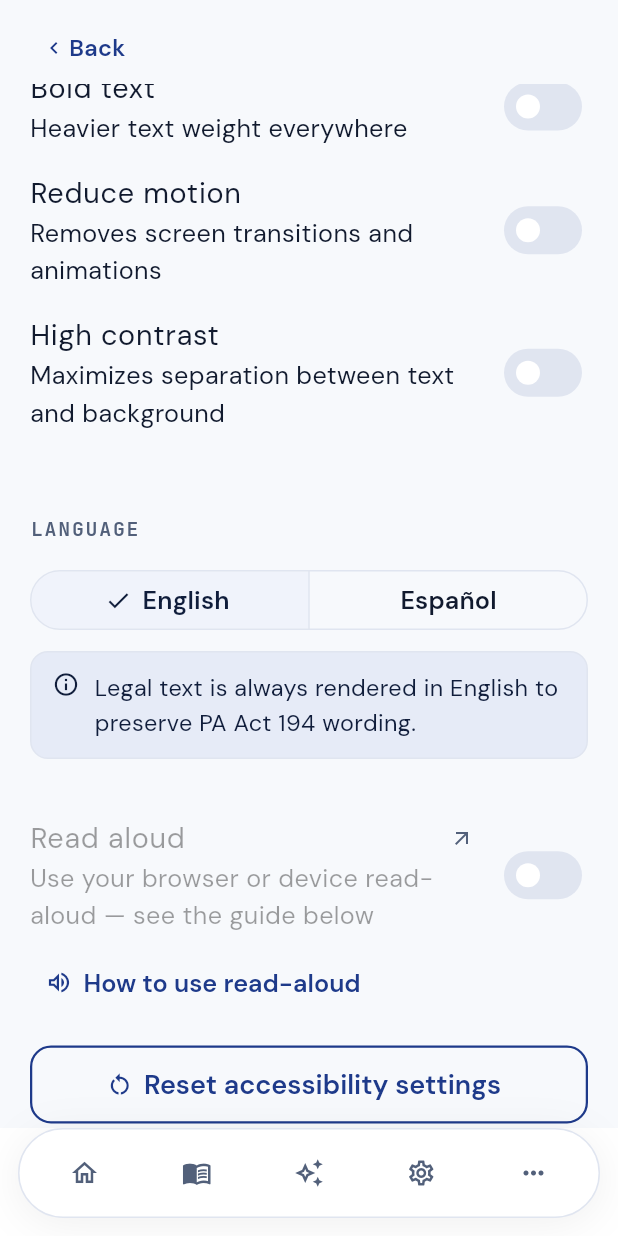
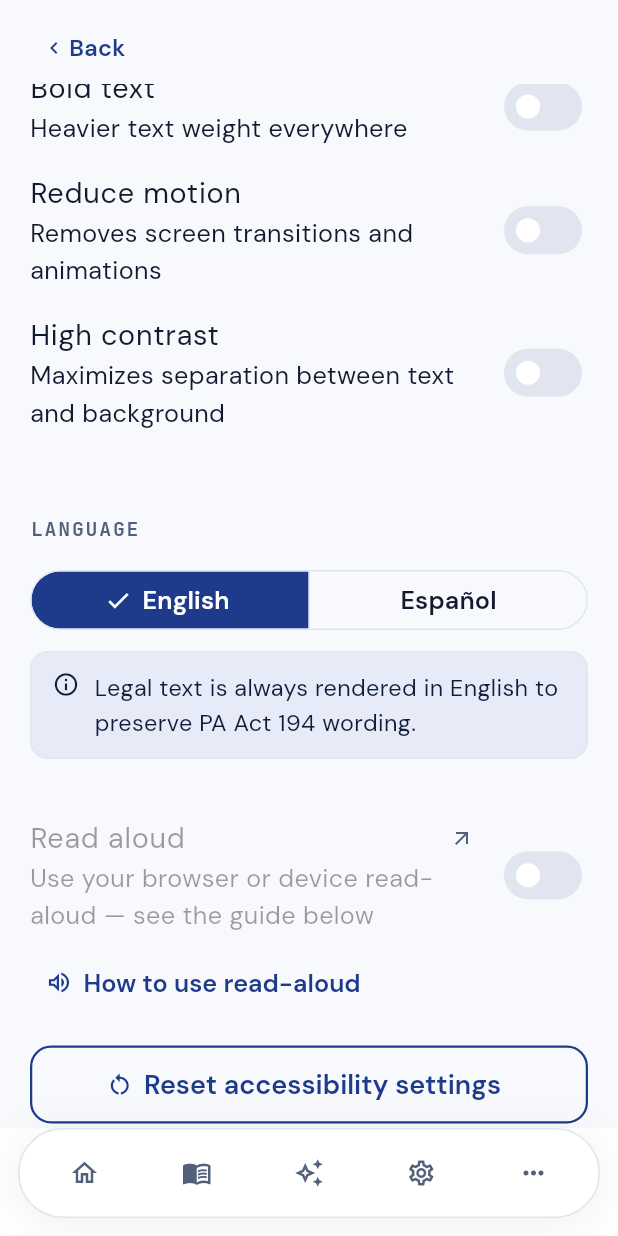
Before and after one commit to Onica5000/MHAD, a Flutter app: the AccessibilitySettingsScreen screen opened by its route, scrolled down 576 dp, on a phone screen of 412 x 824 dp. Run offline on Flutter 3.47's test engine with Material 3 defaults, Android fonts, the phone set to English and light mode, and no system bars; our stand-ins replace cross_file, drift, file_picker, flutter_contacts, flutter_local_notifications, flutter_riverpod and 13 more; missing offline and left inert: dart:js_interop, desktop_drop, encrypt, record, safe_device, sqlcipher_flutter_libs and 1 more; accounts and stored records are empty; generated files the repository leaves out were written again.

Commit message:
feat(l10n): English/Español switch on the first-launch welcome screen
The language toggle now sits at the top of the disclaimer gate, beside
"Before you begin", so a Spanish reader can switch before reading anything
else. It is one shared LanguageToggle widget bound to the same setting as
Accessibility → Language (which keeps its toggle), so the two always agree.

- Endonym labels ("English", "Español") in every locale.
- Selected language filled with the primary color; 48dp tap targets (the
  a11y tap-target test caught the default 40dp segments).
- test/welcome_language_toggle_test.dart: switching on the gate translates
  it immediately, persists the choice, and shows it selected in
  Accessibility, at 390px and 1280px with real fonts.

Co-Authored-By: Claude Opus 5.5 <noreply@anthropic.com>
Claude-Session: https://claude.ai/code/session_01S7TGz3NhfBQAXcLeQwF4h9

```diff
--- a/lib/ui/settings/accessibility_settings_screen.dart
+++ b/lib/ui/settings/accessibility_settings_screen.dart
@@ -5,6 +5,7 @@ import 'package:mhad/providers/app_providers.dart';
 import 'package:mhad/ui/theme/app_theme.dart';
 import 'package:mhad/ui/widgets/design/editorial_heading.dart';
 import 'package:mhad/ui/widgets/design/info_banner.dart';
+import 'package:mhad/ui/widgets/design/language_toggle.dart';
 import 'package:mhad/ui/widgets/design/section_label.dart';
 import 'package:mhad/ui/widgets/design/wizard_header.dart';
 
@@ -100,12 +101,7 @@ class AccessibilitySettingsScreen extends ConsumerWidget {
 
           const SizedBox(height: 14),
           _SectionHeader(context.l10n.accessibilitySettingsSectionLanguage),
-          _LanguagePicker(
-            selected: settings.languageCode,
-            onChanged: (code) => ref
-                .read(accessibilitySettingsProvider.notifier)
-                .setLanguage(code),
-          ),
+          const LanguageToggle(),
           const SizedBox(height: 10),
           InfoBanner(
             icon: Icons.info_outline,
@@ -332,30 +328,3 @@ class _ToggleRow extends StatelessWidget {
     );
   }
 }
-
-class _LanguagePicker extends StatelessWidget {
-  final String selected;
-  final ValueChanged<String> onChanged;
-  const _LanguagePicker({required this.selected, required this.onChanged});
-
-  // Only offer locales that are actually translated (have an ARB and are in
-  // AppLocalizations.supportedLocales). 中文 / العربية were offered before but
-  // had no translation and silently fell back to English — worse than omitting
-  // them. Re-add each once its ARB lands (Arabic also needs RTL).
-  static const _values = {'en', 'es'};
-
-  @override
-  Widget build(BuildContext context) {
-    // Guard against a previously-stored unsupported code (e.g. 'zh'/'ar'):
-    // SegmentedButton asserts the selection is among its segments.
-    final sel = _values.contains(selected) ? selected : 'en';
-    return SegmentedButton<String>(
-      segments: [
-        ButtonSegment(value: 'en', label: Text(context.l10n.accessibilitySettingsEnglish)),
-        ButtonSegment(value: 'es', label: Text(context.l10n.accessibilitySettingsEspaOl)),
-      ],
-      selected: {sel},
-      onSelectionChanged: (s) => onChanged(s.first),
-    );
-  }
-}
--- /dev/null
+++ b/lib/ui/widgets/design/language_toggle.dart
@@ -0,0 +1,69 @@
+import 'package:flutter/material.dart';
+import 'package:flutter_riverpod/flutter_riverpod.dart';
+import 'package:mhad/l10n/l10n.dart';
+import 'package:mhad/providers/app_providers.dart';
+
+/// English / Español switch bound to the app-wide language setting
+/// ([accessibilitySettingsProvider]). Used on the first-launch welcome gate
+/// and in Accessibility settings, so a change in one is reflected in both.
+///
+/// Labels are endonyms ("English", "Español") in every locale, so a reader
+/// can always find their own language.
+class LanguageToggle extends ConsumerWidget {
+  /// Header variant (the welcome gate): no checkmark, so it stays narrow.
+  final bool compact;
+
+  const LanguageToggle({this.compact = false, super.key});
+
+  // Only offer locales that are actually translated (have an ARB and are in
+  // AppLocalizations.supportedLocales). Re-add others once their ARB lands
+  // (Arabic would also need RTL).
+  static const _values = {'en', 'es'};
+
+  @override
+  Widget build(BuildContext context, WidgetRef ref) {
+    final selected = ref.watch(
+      accessibilitySettingsProvider.select((s) => s.languageCode),
+    );
+    // Guard against a previously-stored unsupported code (e.g. 'zh'/'ar'):
+    // SegmentedButton asserts the selection is among its segments.
+    final sel = _values.contains(selected) ? selected : 'en';
+    final cs = Theme.of(context).colorScheme;
+    final button = SegmentedButton<String>(
+      showSelectedIcon: !compact,
+      // 48dp minimum height: the accessibility tap-target guideline (the
+      // default SegmentedButton is 40dp).
+      // The selected language is filled with the primary color so the
+      // current choice reads at a glance (the default tint is faint).
+      style: ButtonStyle(
+        minimumSize: const WidgetStatePropertyAll(Size(64, 48)),
+        backgroundColor: WidgetStateProperty.resolveWith(
+          (states) =>
+              states.contains(WidgetState.selected) ? cs.primary : null,
+        ),
+        foregroundColor: WidgetStateProperty.resolveWith(
+          (states) =>
+              states.contains(WidgetState.selected) ? cs.onPrimary : null,
+        ),
+      ),
+      segments: [
+        ButtonSegment(
+          value: 'en',
+          label: Text(context.l10n.accessibilitySettingsEnglish),
+        ),
+        ButtonSegment(
+          value: 'es',
+          label: Text(context.l10n.accessibilitySettingsEspaOl),
+        ),
+      ],
+      selected: {sel},
+      onSelectionChanged: (s) =>
+          ref.read(accessibilitySettingsProvider.notifier).setLanguage(s.first),
+    );
+    return Semantics(
+      container: true,
+      label: context.l10n.accessibilitySettingsSectionLanguage,
+      child: button,
+    );
+  }
+}
```
Also changed, not shown: lib/ui/disclaimer/disclaimer_screen.dart (+32 -22 lines), 1 other file.
